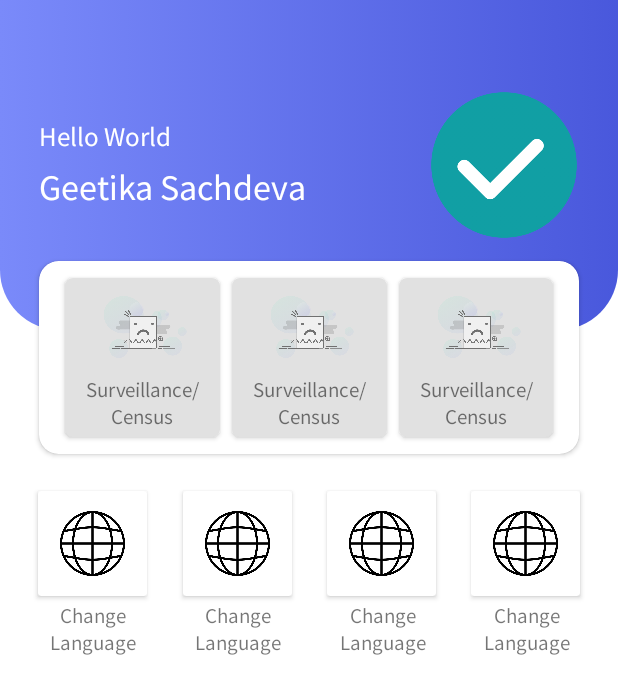
After one commit to Geet-project/workseasy, an Android app: the layout demolayout.xml on its own in the app's theme, with its tools: preview values and no code run, on a phone screen of 412 x 824 dp. The commit adds this screen. Shown: the top 694 px of the screen. Run offline under Robolectric (Android 15) with nearby library versions, the phone set to English and light mode, and no system bars.

Commit message:
12 Dec 2023:

```diff
--- a/app/src/main/java/com/workseasy/com/network/ApiInterface.kt
+++ b/app/src/main/java/com/workseasy/com/network/ApiInterface.kt
@@ -498,5 +498,8 @@ interface ApiInterface {
         @Body createPoDto: CreatePoDto
     ): CreateQuotationResponse
 
+    @GET("api/po/getPoList")
+    suspend fun getPoList(): PoListResponse
+
 
 }
--- a/app/src/main/java/com/workseasy/com/repository/PoRepository.kt
+++ b/app/src/main/java/com/workseasy/com/repository/PoRepository.kt
@@ -12,6 +12,8 @@ class PoRepository {
 
     suspend fun createPoDto(createPoDto: CreatePoDto) = client!!.createPo(createPoDto)
 
+    suspend fun getPoList() = client!!.getPoList()
+
 
 
 
--- a/app/src/main/java/com/workseasy/com/ui/Company.kt
+++ b/app/src/main/java/com/workseasy/com/ui/Company.kt
@@ -1,7 +1,6 @@
 package com.workseasy.com.ui
 
 data class Company(
-
     val auth_person_mob_no: String,
     val auth_person_name: String,
     val company_address: String,
--- a/app/src/main/java/com/workseasy/com/ui/HomeActivity.kt
+++ b/app/src/main/java/com/workseasy/com/ui/HomeActivity.kt
@@ -38,7 +38,7 @@ import com.workseasy.com.ui.purchase.screens.PurchaseProcurementActivity
 import com.workseasy.com.utils.SharedPref
 import de.hdodenhof.circleimageview.CircleImageView
 
-class HomeActivity : AppCompatActivity(), HomeAdapter.OnClickListener{
+class HomeActivity : AppCompatActivity(), HomeAdapter.OnClickListener {
     lateinit var homeBinding: ActivityHomeBinding
     var sharedPref: SharedPref? = null
     var doubleTapBack = false
--- a/app/src/main/java/com/workseasy/com/ui/purchase/response/QuotationPoListResponse.kt
+++ b/app/src/main/java/com/workseasy/com/ui/purchase/response/QuotationPoListResponse.kt
@@ -7,5 +7,5 @@ data class QuotationPoListResponse(
     val `data`: List<QuotationPoListData>,
     val message: String,
     val condition: List<CondionDataItem>,
-    val previousConditions: List<PreviousConditionDataItem>
+//    val previousConditions: List<PreviousConditionDataItem>
 )
--- /dev/null
+++ b/app/src/main/res/drawable/topgradient_bg.xml
@@ -0,0 +1,12 @@
+<?xml version="1.0" encoding="utf-8"?>
+<selector xmlns:android="http://schemas.android.com/apk/res/android">
+    <item>
+        <shape android:shape="rectangle">
+            <corners android:bottomLeftRadius="40dp"
+                android:bottomRightRadius="40dp"/>
+            <gradient android:startColor="#7a8afa"
+                android:endColor="#4958dc"
+                android:angle="0"/>
+        </shape>
+    </item>
+</selector>
--- /dev/null
+++ b/app/src/main/res/layout/demolayout.xml
@@ -0,0 +1,266 @@
+<?xml version="1.0" encoding="utf-8"?>
+<LinearLayout xmlns:android="http://schemas.android.com/apk/res/android"
+    android:layout_width="match_parent"
+    android:layout_height="match_parent"
+    android:orientation="vertical"
+    xmlns:app="http://schemas.android.com/apk/res-auto">
+
+    <RelativeLayout
+        android:layout_width="match_parent"
+        android:layout_height="310dp">
+        <RelativeLayout
+            android:layout_width="match_parent"
+            android:layout_height="220dp"
+            android:background="@drawable/topgradient_bg">
+            <de.hdodenhof.circleimageview.CircleImageView
+                android:layout_width="100dp"
+                android:layout_height="100dp"
+                android:layout_alignParentRight="true"
+                android:layout_centerHorizontal="true"
+                android:layout_marginRight="@dimen/_20sdp"
+                android:layout_centerVertical="true"
+                android:src="@drawable/checkimg"/>
+            <LinearLayout
+                android:layout_width="match_parent"
+                android:layout_height="wrap_content"
+                android:layout_marginLeft="@dimen/_20sdp"
+                android:layout_centerVertical="true"
+                android:orientation="vertical">
+                <TextView
+                    android:layout_width="wrap_content"
+                    android:layout_height="wrap_content"
+                    android:textColor="@color/white"
+                    android:textSize="18sp"
+                    android:text="Hello World"/>
+
+                <TextView
+                    android:layout_width="wrap_content"
+                    android:layout_height="wrap_content"
+                    android:textColor="@color/white"
+                    android:layout_marginTop="@dimen/_5sdp"
+                    android:textSize="24sp"
+                    android:text="Geetika Sachdeva"/>
+            </LinearLayout>
+        </RelativeLayout>
+
+        <androidx.cardview.widget.CardView
+            android:layout_width="match_parent"
+            android:layout_height="@dimen/_110sdp"
+            android:layout_alignParentBottom="true"
+            android:layout_marginHorizontal="20sp"
+            android:layout_marginTop="@dimen/_10sdp"
+            app:cardCornerRadius="@dimen/_10sdp"
+            app:cardUseCompatPadding="true">
+
+            <LinearLayout
+                android:layout_width="match_parent"
+                android:layout_height="wrap_content"
+                android:layout_marginHorizontal="@dimen/_10sdp"
+                android:layout_marginVertical="@dimen/_5sdp"
+                android:orientation="horizontal">
+
+                <androidx.cardview.widget.CardView
+                    android:layout_width="match_parent"
+                    android:layout_height="match_parent"
+                    android:layout_gravity="center"
+                    android:layout_weight="1"
+                    app:cardBackgroundColor="@color/gray_color"
+                    app:cardCornerRadius="@dimen/_4sdp"
+                    app:cardUseCompatPadding="true">
+
+                    <LinearLayout
+                        android:layout_width="match_parent"
+                        android:layout_height="wrap_content"
+                        android:layout_gravity="center"
+                        android:gravity="center"
+                        android:orientation="vertical">
+
+                        <ImageView
+                            android:layout_width="@dimen/_50sdp"
+                            android:layout_height="@dimen/_50sdp"
+                            android:src="@drawable/nodata" />
+
+                        <TextView
+                            android:layout_width="wrap_content"
+                            android:layout_height="wrap_content"
+                            android:layout_gravity="center"
+                            android:layout_marginBottom="@dimen/_5sdp"
+                            android:gravity="center"
+                            android:text="Surveillance/Census" />
+                    </LinearLayout>
+
+                </androidx.cardview.widget.CardView>
+
+                <androidx.cardview.widget.CardView
+                    android:layout_width="match_parent"
+                    android:layout_height="match_parent"
+                    android:layout_gravity="center"
+                    android:layout_weight="1"
+                    app:cardBackgroundColor="@color/gray_color"
+                    app:cardCornerRadius="@dimen/_4sdp"
+                    app:cardUseCompatPadding="true">
+
+                    <LinearLayout
+                        android:layout_width="match_parent"
+                        android:layout_height="wrap_content"
+                        android:layout_gravity="center"
+                        android:gravity="center"
+                        android:orientation="vertical">
+
+                        <ImageView
+                            android:layout_width="@dimen/_50sdp"
+                            android:layout_height="@dimen/_50sdp"
+                            android:src="@drawable/nodata" />
+
+                        <TextView
+                            android:layout_width="wrap_content"
+                            android:layout_height="wrap_content"
+                            android:layout_gravity="center"
+                            android:layout_marginBottom="@dimen/_5sdp"
+                            android:gravity="center"
+                            android:text="Surveillance/Census" />
+                    </LinearLayout>
+
+                </androidx.cardview.widget.CardView>
+
+                <androidx.cardview.widget.CardView
+                    android:layout_width="match_parent"
+                    android:layout_height="match_parent"
+                    android:layout_gravity="center"
+                    android:layout_weight="1"
+                    app:cardBackgroundColor="@color/gray_color"
+                    app:cardCornerRadius="@dimen/_4sdp"
+                    app:cardUseCompatPadding="true">
+
+                    <LinearLayout
+                        android:layout_width="match_parent"
+                        android:layout_height="wrap_content"
+                        android:layout_gravity="center"
+                        android:gravity="center"
+                        android:orientation="vertical">
+
+                        <ImageView
+                            android:layout_width="@dimen/_50sdp"
+                            android:layout_height="@dimen/_50sdp"
+                            android:src="@drawable/nodata" />
+
+                        <TextView
+                            android:layout_width="wrap_content"
+                            android:layout_height="wrap_content"
+                            android:layout_gravity="center"
+                            android:layout_marginBottom="@dimen/_5sdp"
+                            android:gravity="center"
+                            android:text="Surveillance/Census" />
+                    </LinearLayout>
+
+                </androidx.cardview.widget.CardView>
+
+            </LinearLayout>
+
+        </androidx.cardview.widget.CardView>
+    </RelativeLayout>
+
+
+    <LinearLayout
+        android:layout_width="match_parent"
+        android:layout_height="wrap_content"
+        android:layout_marginHorizontal="@dimen/_10sdp"
+        android:layout_marginTop="@dimen/_10sdp"
+        android:orientation="horizontal">
+        <LinearLayout
+            android:layout_width="match_parent"
+            android:layout_height="wrap_content"
+            android:layout_weight="1"
+            android:orientation="vertical">
+            <androidx.cardview.widget.CardView
+                android:layout_width="@dimen/_60sdp"
+                android:layout_height="@dimen/_60sdp"
+                android:layout_gravity="center"
+                app:cardUseCompatPadding="true">
+                <ImageView
+                    android:layout_width="wrap_content"
+                    android:layout_height="wrap_content"
+                    android:padding="@dimen/_10sdp"
+                    android:src="@drawable/languageicon"/>
+            </androidx.cardview.widget.CardView>
+            <TextView
+                android:layout_width="match_parent"
+                android:layout_height="wrap_content"
+                android:layout_gravity="center"
+                android:gravity="center"
+                android:text="Change\nLanguage"/>
+        </LinearLayout>
+        <LinearLayout
+            android:layout_width="match_parent"
+            android:layout_height="wrap_content"
+            android:layout_weight="1"
+            android:orientation="vertical">
+            <androidx.cardview.widget.CardView
+                android:layout_width="@dimen/_60sdp"
+                android:layout_height="@dimen/_60sdp"
+                android:layout_gravity="center"
+                app:cardUseCompatPadding="true">
+                <ImageView
+                    android:layout_width="wrap_content"
+                    android:layout_height="wrap_content"
+                    android:padding="@dimen/_10sdp"
+                    android:src="@drawable/languageicon"/>
+            </androidx.cardview.widget.CardView>
+            <TextView
+                android:layout_width="match_parent"
+                android:layout_height="wrap_content"
+                android:layout_gravity="center"
+                android:gravity="center"
+                android:text="Change\nLanguage"/>
+        </LinearLayout>
+        <LinearLayout
+            android:layout_width="match_parent"
+            android:layout_height="wrap_content"
+            android:layout_weight="1"
+            android:orientation="vertical">
+            <androidx.cardview.widget.CardView
+                android:layout_width="@dimen/_60sdp"
+                android:layout_height="@dimen/_60sdp"
+                android:layout_gravity="center"
+                app:cardUseCompatPadding="true">
+                <ImageView
+                    android:layout_width="wrap_content"
+                    android:layout_height="wrap_content"
+                    android:padding="@dimen/_10sdp"
+                    android:src="@drawable/languageicon"/>
+            </androidx.cardview.widget.CardView>
+            <TextView
+                android:layout_width="match_parent"
+                android:layout_height="wrap_content"
+                android:layout_gravity="center"
+                android:gravity="center"
+                android:text="Change\nLanguage"/>
+        </LinearLayout>
+
+        <LinearLayout
+            android:layout_width="match_parent"
+            android:layout_height="wrap_content"
+            android:layout_weight="1"
+            android:orientation="vertical">
+            <androidx.cardview.widget.CardView
+                android:layout_width="@dimen/_60sdp"
+                android:layout_height="@dimen/_60sdp"
+                android:layout_gravity="center"
+                app:cardUseCompatPadding="true">
+                <ImageView
+                    android:layout_width="wrap_content"
+                    android:layout_height="wrap_content"
+                    android:padding="@dimen/_10sdp"
+                    android:src="@drawable/languageicon"/>
+            </androidx.cardview.widget.CardView>
+            <TextView
+                android:layout_width="match_parent"
+                android:layout_height="wrap_content"
+                android:layout_gravity="center"
+                android:gravity="center"
+                android:text="Change\nLanguage"/>
+        </LinearLayout>
+
+
+    </LinearLayout>
+</LinearLayout>
```
Also changed, not shown: app/src/main/AndroidManifest.xml (+24 -14 lines), app/src/main/java/com/workseasy/com/ui/purchase/response/ApprovePoAdapter.kt (added, +57 -0 lines), app/src/main/java/com/workseasy/com/ui/purchase/response/PoDataItem.kt (added, +15 -0 lines), app/src/main/java/com/workseasy/com/ui/purchase/response/PoListResponse.kt (added, +7 -0 lines), app/src/main/java/com/workseasy/com/ui/purchase/screens/ApprovePoActivity.kt (added, +70 -0 lines), app/src/main/java/com/workseasy/com/ui/purchase/screens/CreatePoActivity.kt (+7 -2 lines), app/src/main/java/com/workseasy/com/ui/purchase/viewmodel/CreatePoViewModel.kt (+28 -5 lines), app/src/main/res/layout/activity_approve_po.xml (added, +110 -0 lines), app/src/main/res/layout/approve_layout.xml (added, +94 -0 lines), app/src/main/res/drawable/homebanner.jpg (added), app/src/main/res/drawable/languageicon.png (added).
